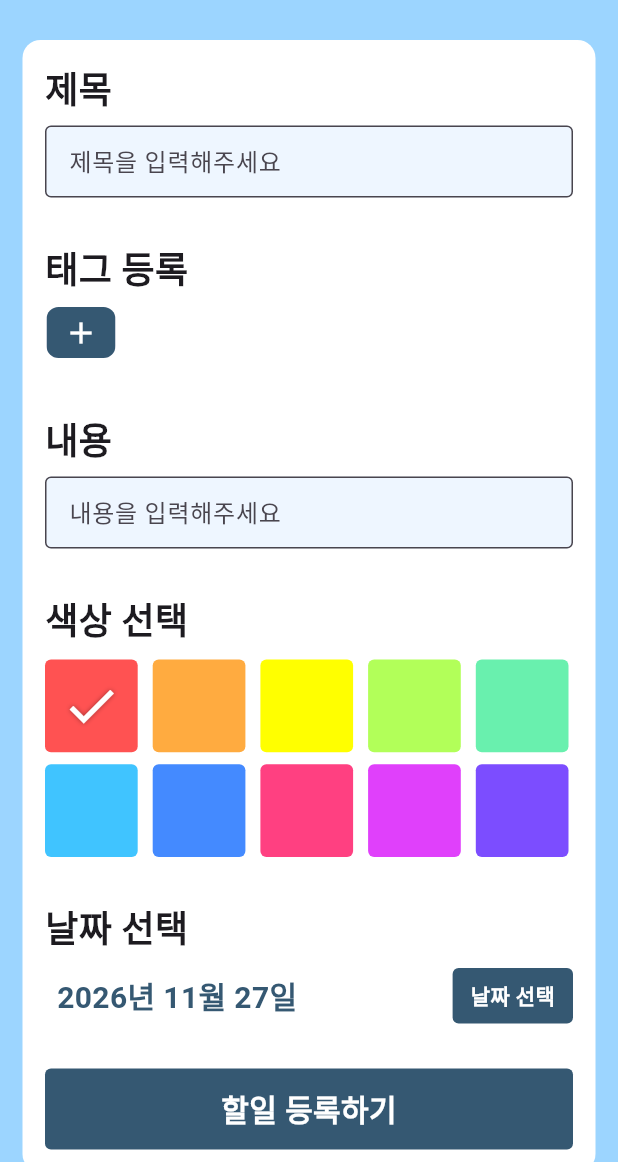
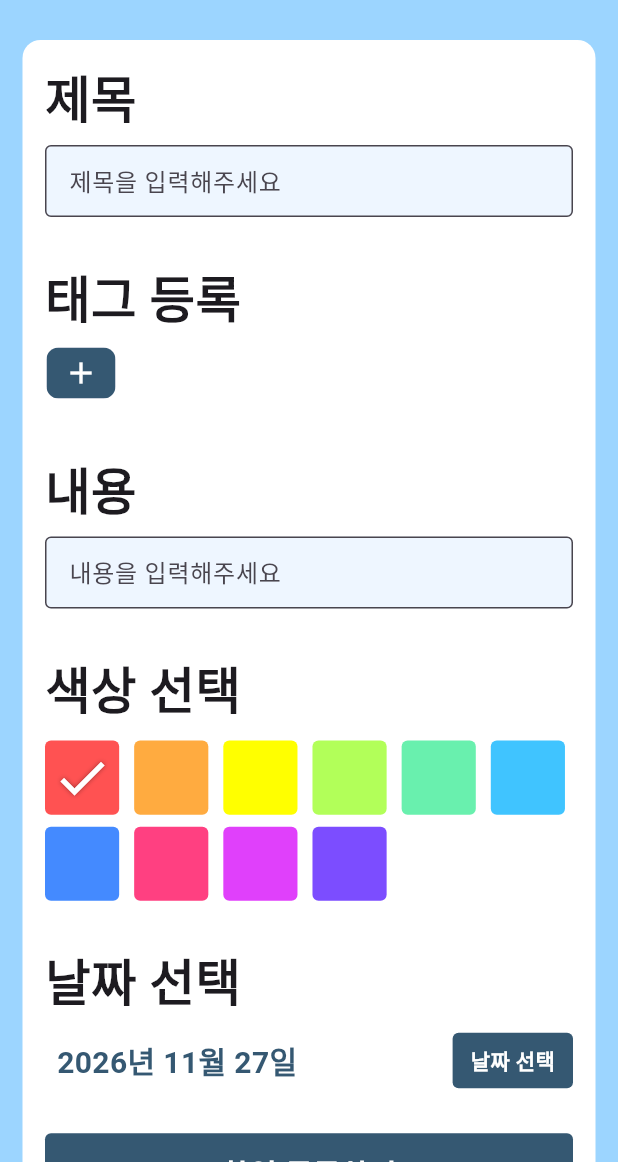
Before and after one commit to namjinw/TodoApp, a Flutter app: the screen it shows after launch, after a tap on the "add" icon, on a phone screen of 412 x 824 dp, the part 74-1236 px from its top. Run offline on Flutter 3.47's test engine with Material 3 defaults, Android fonts, the phone set to English and light mode, and no system bars; our stand-ins replace shared_preferences; Roboto replaces fonts that are missing (Freesentation).

Commit message:
feat: 포그라운드 서비스 구현

```diff
--- a/lib/controller/setting_controller.dart
+++ b/lib/controller/setting_controller.dart
@@ -9,10 +9,10 @@ import 'package:flutter/services.dart';
 class SettingController {
   static ValueNotifier<List<Option>> options = ValueNotifier([]);
 
-  static Future<void> funcs(String id) async {
+  static Future<void> funcs(String id, bool active) async {
     switch (id) {
       case 'foreground':
-        await startForground();
+        active ? await startForground() : await stopForground();
       default:
         print('미확인 설정');
     }
--- a/lib/controller/to_do_controller.dart
+++ b/lib/controller/to_do_controller.dart
@@ -15,19 +15,19 @@ class ToDoController {
     } else {
       ToDoController.tags.value.add(e);
     }
-    StorageCore.saveValues();
+    await StorageCore.saveValues();
     StorageCore.getValues();
   }
 
   static Future<void> deleteTag(String name) async {
     tags.value.remove(name);
-    StorageCore.saveValues();
+    await StorageCore.saveValues();
     StorageCore.getValues();
   }
 
   static Future<void> deleteTodo(int id) async {
     todos.value.removeWhere((e) => e.id == id);
-    StorageCore.saveValues();
+    await StorageCore.saveValues();
     StorageCore.getValues();
   }
 
--- a/lib/page/detail.dart
+++ b/lib/page/detail.dart
@@ -1,6 +1,7 @@
 import 'package:dart_my/controller/to_do_controller.dart';
 import 'package:dart_my/model/to_do.dart';
 import 'package:dart_my/util/color.dart';
+import 'package:dart_my/util/media.dart';
 import 'package:flutter/material.dart';
 import 'package:flutter/services.dart';
 import 'package:intl/intl.dart';
@@ -154,7 +155,7 @@ class _DetailPageState extends State<DetailPage> {
     ),
     title: Text(
       '${DateFormat('y년 M월 d일').format(widget.todo.date)}',
-      style: TextStyle(fontSize: 32, fontWeight: .bold),
+      style: TextStyle(fontSize: titleSize, fontWeight: .bold),
     ),
   );
 }
--- a/lib/page/home.dart
+++ b/lib/page/home.dart
@@ -4,6 +4,7 @@ import 'package:dart_my/page/widget/day_list.dart';
 import 'package:dart_my/page/write.dart';
 import 'package:dart_my/util/color.dart';
 import 'package:dart_my/util/func.dart';
+import 'package:dart_my/util/media.dart';
 import 'package:dart_my/util/util.dart';
 import 'package:flutter/cupertino.dart';
 import 'package:flutter/material.dart';
@@ -42,6 +43,13 @@ class _HomePageState extends State<HomePage> {
     super.initState();
     ToDoController.todos.addListener(checkToday);
     checkToday();
+
+    WidgetsBinding.instance.addPostFrameCallback((timeStamp) {
+      titleSize = (sizew(context) * 0.1).clamp(30, 32);
+      subTitleSize = (sizew(context) * 0.08).clamp(22, 36);
+      dateSellTextSize = (sizew(context) * 0.04).clamp(14, 16);
+      textSize = (sizew(context) * 0.02).clamp(10, 14);
+    },);
   }
 
   @override
@@ -55,7 +63,7 @@ class _HomePageState extends State<HomePage> {
 
   Widget content() => SafeArea(
     child: SingleChildScrollView(
-      padding: .symmetric(horizontal: 15),
+      padding: .symmetric(horizontal: 15, vertical: 20),
       child: ValueListenableBuilder(
         valueListenable: ToDoController.todos,
         builder: (context, value, child) => Column(
@@ -72,7 +80,7 @@ class _HomePageState extends State<HomePage> {
     children: [
       Text(
         '${DateFormat('M월 d일').format(today)}',
-        style: TextStyle(fontSize: 32, fontWeight: .bold, color: primary),
+        style: TextStyle(fontSize: titleSize, fontWeight: .bold, color: primary),
       ),
       SizedBox(height: 12),
       Container(
@@ -97,11 +105,11 @@ class _HomePageState extends State<HomePage> {
         Icon(Icons.add_box, color: info, size: 50),
         Text(
           '오늘 등록된 할일이 없습니다',
-          style: TextStyle(color: infoText, fontSize: 24),
+          style: TextStyle(color: infoText, fontSize: subTitleSize),
         ),
         Text(
           '오늘 할 할일을 등록해보러 가요!',
-          style: TextStyle(color: infoText.withAlpha(180), fontSize: 18),
+          style: TextStyle(color: infoText.withAlpha(180), fontSize: dateSellTextSize),
         ),
       ],
     ),
@@ -137,7 +145,7 @@ class _HomePageState extends State<HomePage> {
                   overflow: .ellipsis,
                   style: TextStyle(
                     fontWeight: .bold,
-                    fontSize: 24,
+                    fontSize: subTitleSize,
                     color: Colors.white,
                   ),
                 ),
@@ -195,7 +203,7 @@ class _HomePageState extends State<HomePage> {
           alignment: .center,
           children: [
             Text(
-              style: TextStyle(fontWeight: .bold, fontSize: 32),
+              style: TextStyle(fontWeight: .bold, fontSize: titleSize),
               '${focusMonth.year}, ${focusMonth.month}',
             ),
             Align(
@@ -217,7 +225,11 @@ class _HomePageState extends State<HomePage> {
         SizedBox(height: 10),
         Container(
           decoration: BoxDecoration(color: action, borderRadius: .circular(18)),
-          height: 410,
+          height: sizeh(context) * 0.4,
+          constraints: BoxConstraints(
+            minHeight: 240,
+            maxHeight: 400
+          ),
           padding: .all(10),
           child: PageView.builder(
             controller: pageController,
@@ -245,7 +257,7 @@ class _HomePageState extends State<HomePage> {
     physics: NeverScrollableScrollPhysics(),
     gridDelegate: SliverGridDelegateWithFixedCrossAxisCount(
       crossAxisCount: 7,
-      mainAxisExtent: 60,
+      mainAxisExtent: (sizew(context) * 0.12).clamp(20, 70),
       crossAxisSpacing: 5,
       mainAxisSpacing: 5,
     ),
@@ -273,7 +285,7 @@ class _HomePageState extends State<HomePage> {
         builder: (context) => DayListDialog(date: date),
       ),
       child: Container(
-        padding: .only(left: 6, top: 5),
+        padding: .only(left: sizew(context) * 0.015, top: sizew(context) * 0.004),
         decoration: BoxDecoration(
           color: isToday ? secondary : fill,
           borderRadius: .circular(8),
@@ -286,32 +298,34 @@ class _HomePageState extends State<HomePage> {
           ],
         ),
         child: Column(
-          spacing: 6,
+          spacing: sizew(context) * 0.001,
           crossAxisAlignment: .start,
           children: [
             Text(
               '${date.day}',
-              overflow: .ellipsis,
+              overflow: .fade,
               maxLines: 1,
               style: TextStyle(
                 fontWeight: .bold,
                 color: date.month != focusMonth.month
                     ? Colors.grey
                     : (isToday ? Colors.white : Colors.black),
-                fontSize: 18,
+                fontSize: dateSellTextSize,
               ),
             ),
-            Row(
+            Expanded(
+              child: Row(
                 crossAxisAlignment: .start,
                 spacing: 3,
                 children: .generate(
                   dayTodos.length,
                   (index) => Container(
-                  width: 10,
-                  height: 10,
+                    width: sizew(context) * 0.02,
+                    height: sizew(context) * 0.02,
                     decoration: BoxDecoration(
                       color: dayTodos[index].color,
                       borderRadius: .circular(2),
+                    ),
                   ),
                 ),
               ),
@@ -327,7 +341,7 @@ class _HomePageState extends State<HomePage> {
     surfaceTintColor: Colors.transparent,
     leadingWidth: 100,
     leading: Center(
-      child: Text('ToDo', style: TextStyle(fontWeight: .bold, fontSize: 24)),
+      child: Text('ToDo', style: TextStyle(fontWeight: .bold, fontSize: subTitleSize)),
     ),
     actionsPadding: .only(right: 8),
     actions: [
--- a/lib/page/write.dart
+++ b/lib/page/write.dart
@@ -3,6 +3,8 @@ import 'package:dart_my/model/to_do.dart';
 import 'package:dart_my/page/widget/delete_item.dart';
 import 'package:dart_my/page/widget/register_tag.dart';
 import 'package:dart_my/util/color.dart';
+import 'package:dart_my/util/media.dart';
+import 'package:dart_my/util/native.dart';
 import 'package:dart_my/util/util.dart';
 import 'package:flutter/material.dart';
 import 'package:intl/intl.dart';
@@ -33,6 +35,7 @@ class _WritePageState extends State<WritePage> {
     padding: .only(bottom: MediaQuery.viewInsetsOf(context).bottom),
     child: Padding(
       padding: .symmetric(vertical: 20, horizontal: 15),
+      child: SafeArea(
         child: Container(
           decoration: BoxDecoration(
             color: Colors.white,
@@ -65,11 +68,15 @@ class _WritePageState extends State<WritePage> {
           ),
         ),
       ),
+    ),
   );
 
   Widget button() => GestureDetector(
     onTap: () async {
       if (key.currentState!.validate()) {
+        final status = await statusForeground();
+        print(status);
+        if (status) startForground();
         await ToDoController.addElement(
           ToDo(
             id: DateTime.now().microsecondsSinceEpoch,
@@ -81,7 +88,6 @@ class _WritePageState extends State<WritePage> {
             createdAt: DateTime.now(),
           ),
         );
-        print(ToDoController.todos.value);
         Navigator.pop(context);
         snack(context, '할일이 등록 되었습니다!', Icons.celebration_outlined);
       }
@@ -104,7 +110,7 @@ class _WritePageState extends State<WritePage> {
     children: [
       Align(
         alignment: .centerLeft,
-        child: Text('날짜 선택', style: TextStyle(fontSize: 24, fontWeight: .bold)),
+        child: Text('날짜 선택', style: TextStyle(fontSize: subTitleSize, fontWeight: .bold)),
       ),
       Row(
         children: [
@@ -171,7 +177,7 @@ class _WritePageState extends State<WritePage> {
     children: [
       Align(
         alignment: .centerLeft,
-        child: Text('색상 선택', style: TextStyle(fontSize: 24, fontWeight: .bold)),
+        child: Text('색상 선택', style: TextStyle(fontSize: subTitleSize, fontWeight: .bold)),
       ),
       Wrap(
         spacing: 10,
@@ -186,8 +192,8 @@ class _WritePageState extends State<WritePage> {
               setState(() {});
             },
             child: Container(
-              width: sizew(context) * 0.15,
-              height: sizew(context) * 0.15,
+              width: sizew(context) * 0.12,
+              height: sizew(context) * 0.12,
               decoration: BoxDecoration(color: c, borderRadius: .circular(4)),
               child: Icon(
                 Icons.check,
@@ -218,7 +224,7 @@ class _WritePageState extends State<WritePage> {
           alignment: .centerLeft,
           child: Text(
             '태그 등록',
-            style: TextStyle(fontSize: 24, fontWeight: .bold),
+            style: TextStyle(fontSize: subTitleSize, fontWeight: .bold),
           ),
         ),
         SingleChildScrollView(
@@ -302,7 +308,7 @@ class _WritePageState extends State<WritePage> {
     spacing: 8,
     crossAxisAlignment: .start,
     children: [
-      Text(text, style: TextStyle(fontSize: 24, fontWeight: .bold)),
+      Text(text, style: TextStyle(fontSize: subTitleSize, fontWeight: .bold)),
       TextFormField(
         maxLines: isOne ? 1 : null,
         controller: value,
@@ -319,6 +325,6 @@ class _WritePageState extends State<WritePage> {
       onTap: () => Navigator.pop(context),
       child: Icon(Icons.arrow_back),
     ),
-    title: Text('할일 생성', style: TextStyle(fontSize: 32, fontWeight: .bold)),
+    title: Text('할일 생성', style: TextStyle(fontSize: titleSize, fontWeight: .bold)),
   );
 }
--- /dev/null
+++ b/lib/util/media.dart
@@ -0,0 +1,6 @@
+import 'package:dart_my/util/util.dart';
+
+double titleSize = 32;
+double subTitleSize = 24;
+double dateSellTextSize = 15;
+double textSize = 12;
```
Also changed, not shown: lib/page/setting.dart (+5 -5 lines), lib/util/native.dart (+9 -1 lines), 6 other files. Lines whose indentation alone changed are shown as unchanged.
